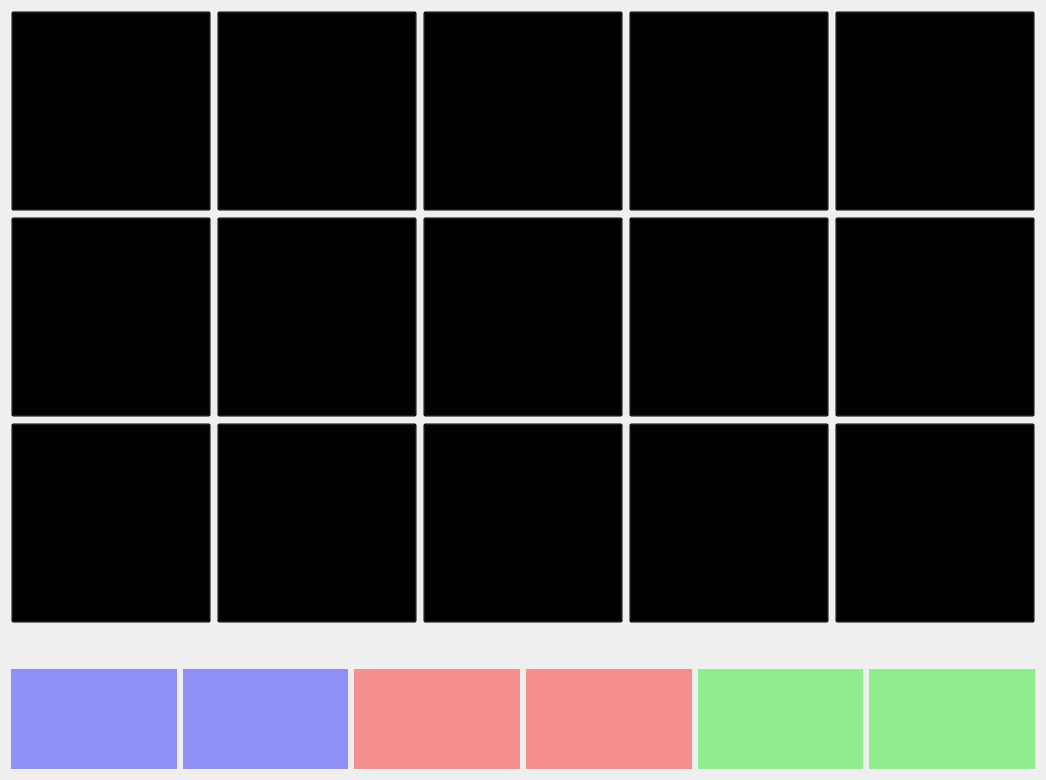
Above: Triviador/TriviadorGUI/_3PlayersMap.ui from stefandananau/Triviador before the change. Below: the same form after it.
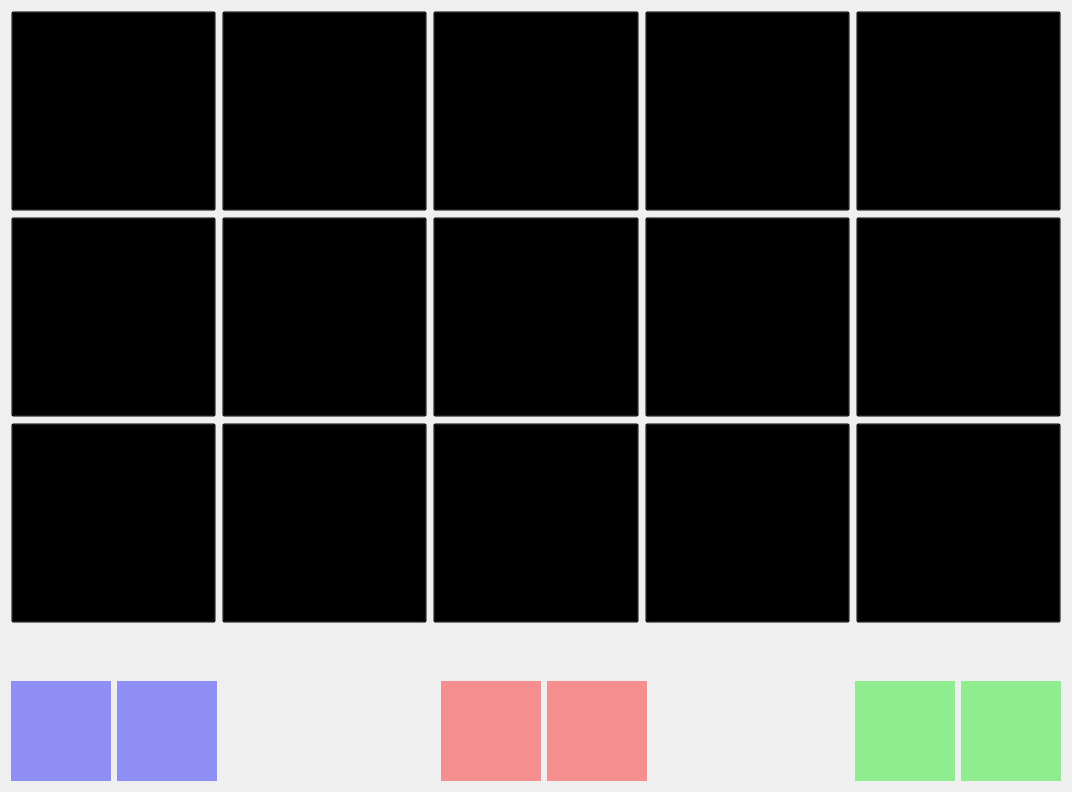
That is the form after the change. Icons and pictures are not drawn.

Commit message: icons + 3 players map update

What changed in the file:
```diff
--- a/Triviador/TriviadorGUI/_3PlayersMap.ui
+++ b/Triviador/TriviadorGUI/_3PlayersMap.ui
@@ -2,10 +2,18 @@
 <ui version="4.0">
  <class>_3PlayersMapClass</class>
  <widget class="QMainWindow" name="_3PlayersMapClass">
+  <property name="geometry">
+   <rect>
+    <x>0</x>
+    <y>0</y>
+    <width>1072</width>
+    <height>792</height>
+   </rect>
+  </property>
   <property name="minimumSize">
    <size>
-    <width>800</width>
-    <height>600</height>
+    <width>1072</width>
+    <height>792</height>
    </size>
   </property>
   <property name="windowTitle">
@@ -15,10 +23,127 @@
    <string notr="true">background-image: url(:/new/prefix1/images/water-2.png);</string>
   </property>
   <widget class="QWidget" name="centralWidget">
-   <layout class="QGridLayout" name="gridLayout_2">
-    <item row="0" column="0">
-     <layout class="QGridLayout" name="gridLayout">
-      <item row="1" column="0">
+   <layout class="QVBoxLayout" name="verticalLayout_2">
+    <item>
+     <layout class="QHBoxLayout" name="horizontalLayout_4">
+      <item>
+       <widget class="QPushButton" name="pushButton_20">
+        <property name="sizePolicy">
+         <sizepolicy hsizetype="Minimum" vsizetype="Minimum">
+          <horstretch>0</horstretch>
+          <verstretch>0</verstretch>
+         </sizepolicy>
+        </property>
+        <property name="minimumSize">
+         <size>
+          <width>200</width>
+          <height>200</height>
+         </size>
+        </property>
+        <property name="styleSheet">
+         <string notr="true">image: url(:/new/prefix1/images/island1-removebg-preview.png);
+background: transparent;</string>
+        </property>
+        <property name="text">
+         <string/>
+        </property>
+       </widget>
+      </item>
+      <item>
+       <widget class="QPushButton" name="pushButton_4">
+        <property name="sizePolicy">
+         <sizepolicy hsizetype="Minimum" vsizetype="Minimum">
+          <horstretch>0</horstretch>
+          <verstretch>0</verstretch>
+         </sizepolicy>
+        </property>
+        <property name="minimumSize">
+         <size>
+          <width>200</width>
+          <height>200</height>
+         </size>
+        </property>
+        <property name="styleSheet">
+         <string notr="true">image: url(:/new/prefix1/images/island1-removebg-preview.png);
+background: transparent;</string>
+        </property>
+        <property name="text">
+         <string/>
+        </property>
+       </widget>
+      </item>
+      <item>
+       <widget class="QPushButton" name="pushButton_5">
+        <property name="sizePolicy">
+         <sizepolicy hsizetype="Minimum" vsizetype="Minimum">
+          <horstretch>0</horstretch>
+          <verstretch>0</verstretch>
+         </sizepolicy>
+        </property>
+        <property name="minimumSize">
+         <size>
+          <width>200</width>
+          <height>200</height>
+         </size>
+        </property>
+        <property name="styleSheet">
+         <string notr="true">image: url(:/new/prefix1/images/island1-removebg-preview.png);
+background: transparent;</string>
+        </property>
+        <property name="text">
+         <string/>
+        </property>
+       </widget>
+      </item>
+      <item>
+       <widget class="QPushButton" name="pushButton_3">
+        <property name="sizePolicy">
+         <sizepolicy hsizetype="Minimum" vsizetype="Minimum">
+          <horstretch>0</horstretch>
+          <verstretch>0</verstretch>
+         </sizepolicy>
+        </property>
+        <property name="minimumSize">
+         <size>
+          <width>200</width>
+          <height>200</height>
+         </size>
+        </property>
+        <property name="styleSheet">
+         <string notr="true">image: url(:/new/prefix1/images/island1-removebg-preview.png);
+background: transparent;</string>
+        </property>
+        <property name="text">
+         <string/>
+        </property>
+       </widget>
+      </item>
+      <item>
+       <widget class="QPushButton" name="pushButton_6">
+        <property name="sizePolicy">
+         <sizepolicy hsizetype="Minimum" vsizetype="Minimum">
+          <horstretch>0</horstretch>
+          <verstretch>0</verstretch>
+         </sizepolicy>
+        </property>
+        <property name="minimumSize">
+         <size>
+          <width>200</width>
+          <height>200</height>
+         </size>
+        </property>
+        <property name="styleSheet">
+         <string notr="true">image: url(:/new/prefix1/images/island1-removebg-preview.png);
+background: transparent;</string>
+        </property>
+        <property name="text">
+         <string/>
+        </property>
+       </widget>
+      </item>
+     </layout>
+    </item>
+    <item>
        <layout class="QHBoxLayout" name="horizontalLayout_3">
         <item>
          <widget class="QPushButton" name="pushButton_19">
@@ -137,20 +262,9 @@
         </item>
        </layout>
       </item>
-      <item row="3" column="0">
-       <spacer name="verticalSpacer">
-        <property name="orientation">
-         <enum>Qt::Vertical</enum>
-        </property>
-        <property name="sizeHint" stdset="0">
-         <size>
-          <width>20</width>
-          <height>40</height>
-         </size>
-        </property>
-       </spacer>
-      </item>
-      <item row="2" column="0">
+    <item>
+     <layout class="QVBoxLayout" name="verticalLayout">
+      <item>
        <layout class="QHBoxLayout" name="horizontalLayout_2">
         <item>
          <widget class="QPushButton" name="pushButton_18">
@@ -269,127 +383,23 @@
         </item>
        </layout>
       </item>
-      <item row="0" column="0">
-       <layout class="QHBoxLayout" name="horizontalLayout_4">
         <item>
-         <widget class="QPushButton" name="pushButton_20">
-          <property name="sizePolicy">
-           <sizepolicy hsizetype="Minimum" vsizetype="Minimum">
-            <horstretch>0</horstretch>
-            <verstretch>0</verstretch>
-           </sizepolicy>
-          </property>
-          <property name="minimumSize">
+       <spacer name="verticalSpacer">
+        <property name="orientation">
+         <enum>Qt::Vertical</enum>
+        </property>
+        <property name="sizeHint" stdset="0">
            <size>
-            <width>200</width>
-            <height>200</height>
-           </size>
-          </property>
-          <property name="styleSheet">
-           <string notr="true">image: url(:/new/prefix1/images/island1-removebg-preview.png);
-background: transparent;</string>
-          </property>
-          <property name="text">
-           <string/>
-          </property>
-         </widget>
+          <width>20</width>
+          <height>40</height>
+         </size>
+        </property>
+       </spacer>
         </item>
         <item>
-         <widget class="QPushButton" name="pushButton_4">
-          <property name="sizePolicy">
-           <sizepolicy hsizetype="Minimum" vsizetype="Minimum">
-            <horstretch>0</horstretch>
-            <verstretch>0</verstretch>
-           </sizepolicy>
-          </property>
-          <property name="minimumSize">
-           <size>
-            <width>200</width>
-            <height>200</height>
-           </size>
-          </property>
-          <property name="styleSheet">
-           <string notr="true">image: url(:/new/prefix1/images/island1-removebg-preview.png);
-background: transparent;</string>
-          </property>
-          <property name="text">
-           <string/>
-          </property>
-         </widget>
-        </item>
+       <layout class="QHBoxLayout" name="horizontalLayout_7">
         <item>
-         <widget class="QPushButton" name="pushButton_5">
-          <property name="sizePolicy">
-           <sizepolicy hsizetype="Minimum" vsizetype="Minimum">
-            <horstretch>0</horstretch>
-            <verstretch>0</verstretch>
-           </sizepolicy>
-          </property>
-          <property name="minimumSize">
-           <size>
-            <width>200</width>
-            <height>200</height>
-           </size>
-          </property>
-          <property name="styleSheet">
-           <string notr="true">image: url(:/new/prefix1/images/island1-removebg-preview.png);
-background: transparent;</string>
-          </property>
-          <property name="text">
-           <string/>
-          </property>
-         </widget>
-        </item>
-        <item>
-         <widget class="QPushButton" name="pushButton_3">
-          <property name="sizePolicy">
-           <sizepolicy hsizetype="Minimum" vsizetype="Minimum">
-            <horstretch>0</horstretch>
-            <verstretch>0</verstretch>
-           </sizepolicy>
-          </property>
-          <property name="minimumSize">
-           <size>
-            <width>200</width>
-            <height>200</height>
-           </size>
-          </property>
-          <property name="styleSheet">
-           <string notr="true">image: url(:/new/prefix1/images/island1-removebg-preview.png);
-background: transparent;</string>
-          </property>
-          <property name="text">
-           <string/>
-          </property>
-         </widget>
-        </item>
-        <item>
-         <widget class="QPushButton" name="pushButton_6">
-          <property name="sizePolicy">
-           <sizepolicy hsizetype="Minimum" vsizetype="Minimum">
-            <horstretch>0</horstretch>
-            <verstretch>0</verstretch>
-           </sizepolicy>
-          </property>
-          <property name="minimumSize">
-           <size>
-            <width>200</width>
-            <height>200</height>
-           </size>
-          </property>
-          <property name="styleSheet">
-           <string notr="true">image: url(:/new/prefix1/images/island1-removebg-preview.png);
-background: transparent;</string>
-          </property>
-          <property name="text">
-           <string/>
-          </property>
-         </widget>
-        </item>
-       </layout>
-      </item>
-      <item row="4" column="0">
-       <layout class="QHBoxLayout" name="horizontalLayout">
+         <layout class="QHBoxLayout" name="horizontalLayout_6">
         <item>
          <widget class="QLabel" name="label_3">
           <property name="sizePolicy">
@@ -451,6 +461,23 @@
           </property>
          </widget>
         </item>
+         </layout>
+        </item>
+        <item>
+         <spacer name="horizontalSpacer">
+          <property name="orientation">
+           <enum>Qt::Horizontal</enum>
+          </property>
+          <property name="sizeHint" stdset="0">
+           <size>
+            <width>218</width>
+            <height>20</height>
+           </size>
+          </property>
+         </spacer>
+        </item>
+        <item>
+         <layout class="QHBoxLayout" name="horizontalLayout_5">
         <item>
          <widget class="QLabel" name="label_4">
           <property name="sizePolicy">
@@ -528,6 +555,23 @@
           </property>
          </widget>
         </item>
+         </layout>
+        </item>
+        <item>
+         <spacer name="horizontalSpacer_2">
+          <property name="orientation">
+           <enum>Qt::Horizontal</enum>
+          </property>
+          <property name="sizeHint" stdset="0">
+           <size>
+            <width>178</width>
+            <height>20</height>
+           </size>
+          </property>
+         </spacer>
+        </item>
+        <item>
+         <layout class="QHBoxLayout" name="horizontalLayout">
         <item>
          <widget class="QLabel" name="label_6">
           <property name="sizePolicy">
@@ -605,6 +649,8 @@
            <bool>false</bool>
           </property>
          </widget>
+          </item>
+         </layout>
         </item>
        </layout>
       </item>
```
Lines whose indentation alone changed are shown as unchanged. The commit also changes 3 other files.
